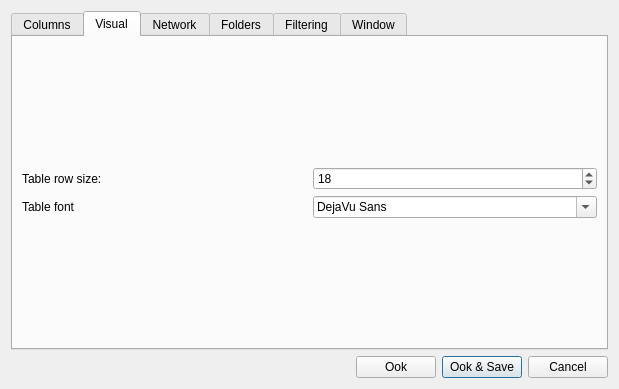
This is trace_server/settings.ui in mojmir-svoboda/DbgToolkit as Qt 5 draws it before an edit. The edited form follows.
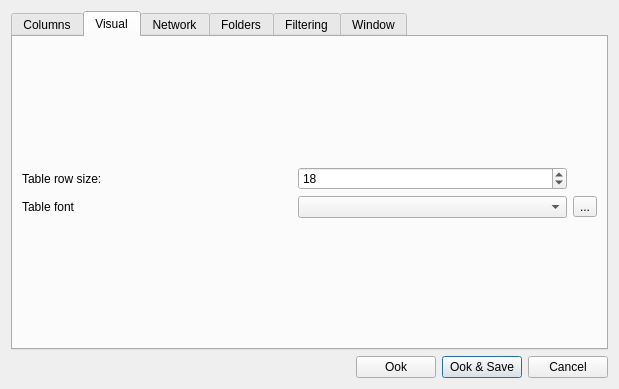
This is the edited form. The open tabs and pages were chosen to show the change.

Commit message: * font selection dialogue

```diff
--- a/trace_server/settings.ui
+++ b/trace_server/settings.ui
@@ -165,22 +165,23 @@
            </property>
           </widget>
          </item>
-         <item row="1" column="1">
-          <widget class="QFontComboBox" name="tableFontComboBox">
-           <property name="currentFont">
-            <font>
-             <family>Verdana</family>
-            </font>
-           </property>
-          </widget>
-         </item>
-         <item row="1" column="0">
+         <item row="3" column="0">
           <widget class="QLabel" name="label_18">
            <property name="text">
             <string>Table font</string>
            </property>
           </widget>
          </item>
+         <item row="3" column="1">
+          <widget class="QComboBox" name="tableFontComboBox"/>
+         </item>
+         <item row="3" column="2">
+          <widget class="QToolButton" name="tableFontToolButton">
+           <property name="text">
+            <string>...</string>
+           </property>
+          </widget>
+         </item>
         </layout>
        </item>
       </layout>
```
Left out of the diff: 2 changed lines with no effect on the pictures. The commit also changes 6 other files.
